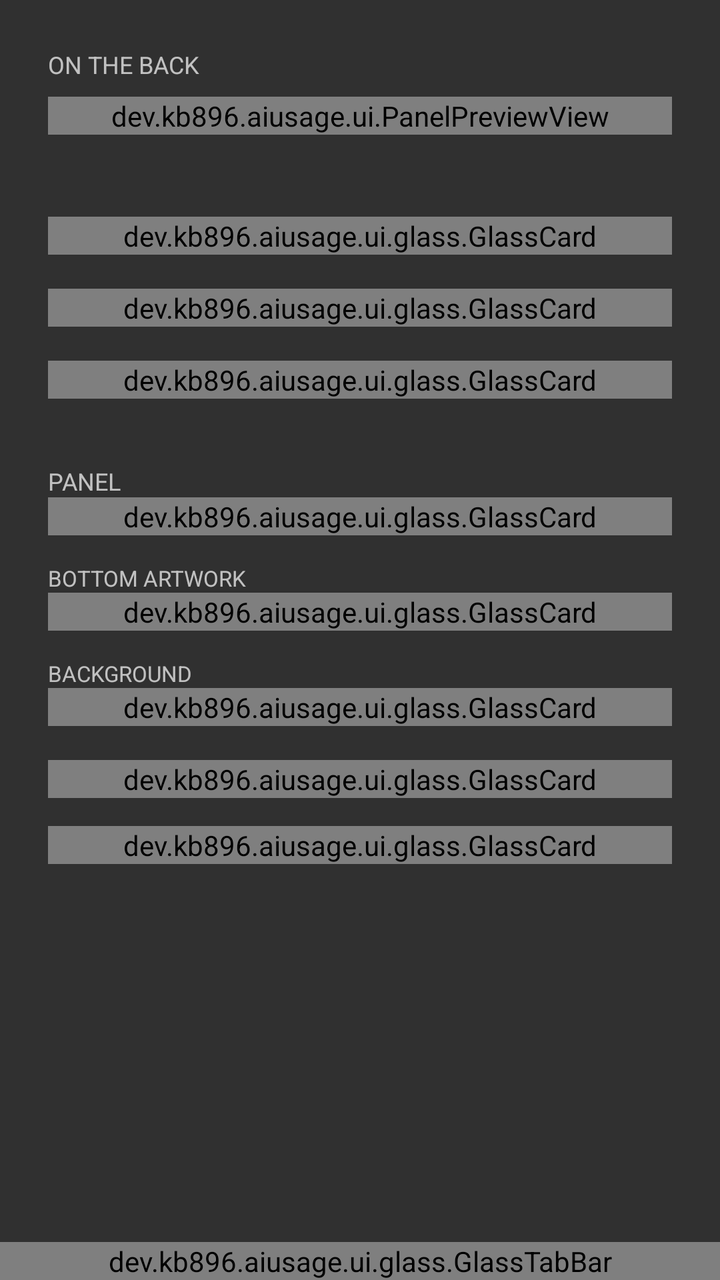
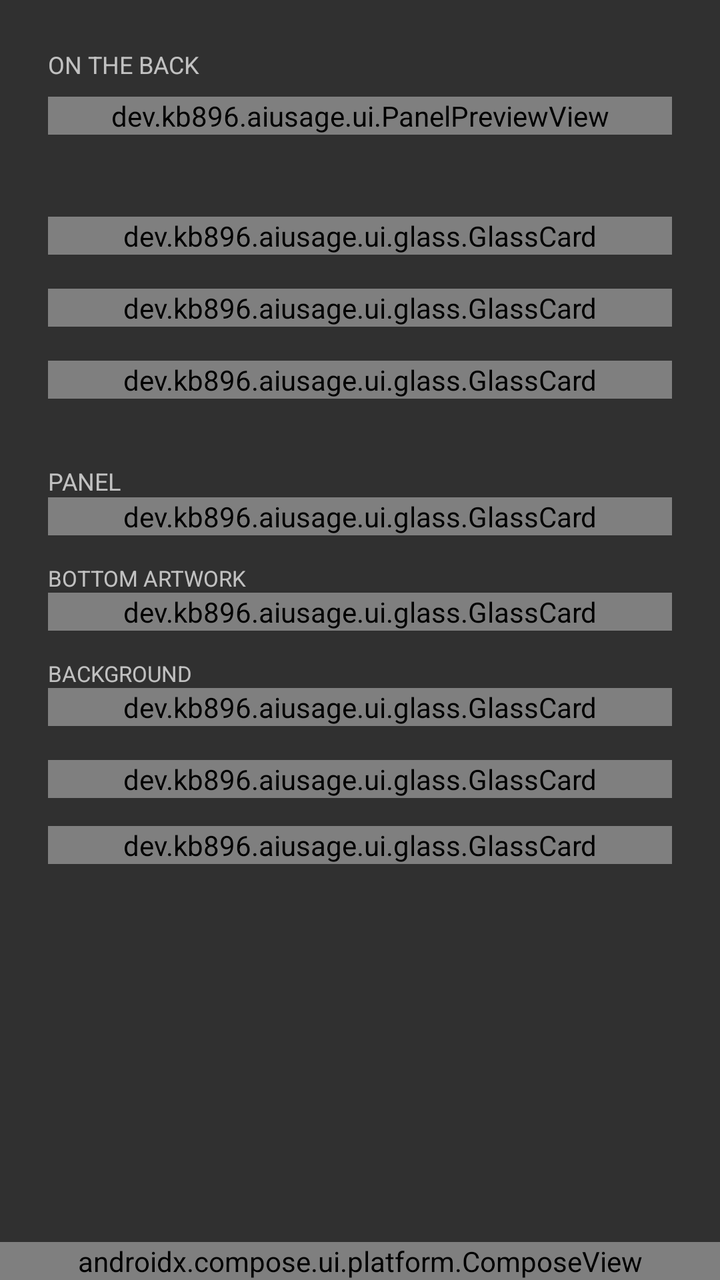

Compare the two renders of this Android layout. The source of the first and the diff that turns it into the second are given below.
<!-- AndroidManifest.xml: application theme android:Theme.Material.NoActionBar -->
<!-- res/layout/activity_main.xml -->
<?xml version="1.0" encoding="utf-8"?>
<FrameLayout xmlns:android="http://schemas.android.com/apk/res/android"
    android:id="@+id/root_host"
    android:layout_width="match_parent"
    android:layout_height="match_parent">

<LinearLayout
    android:id="@+id/root_layout"
    android:layout_width="match_parent"
    android:layout_height="match_parent"
    android:orientation="vertical">

    <TextView
        android:id="@+id/preview_heading"
        android:layout_width="match_parent"
        android:layout_height="wrap_content"
        android:paddingStart="24dp"
        android:paddingTop="24dp"
        android:paddingEnd="24dp"
        android:text="ON THE BACK"
        android:textSize="12sp" />

    <dev.kb896.aiusage.ui.PanelPreviewView
        android:id="@+id/panel_preview"
        android:layout_width="match_parent"
        android:layout_height="wrap_content"
        android:layout_marginStart="24dp"
        android:layout_marginTop="8dp"
        android:layout_marginEnd="24dp" />

    <View
        android:id="@+id/rule_pinned"
        android:layout_width="match_parent"
        android:layout_height="1dp"
        android:layout_marginTop="16dp" />

    <ScrollView
        android:id="@+id/root_scroll"
        android:layout_width="match_parent"
        android:layout_height="0dp"
        android:layout_weight="1"
        android:clipToPadding="false">

        <LinearLayout
            android:id="@+id/settings_layout"
            android:layout_width="match_parent"
            android:layout_height="wrap_content"
            android:orientation="vertical"
            android:padding="24dp">

        
        <dev.kb896.aiusage.ui.glass.GlassCard
            android:id="@+id/card_recovery"
            android:layout_width="match_parent"
            android:layout_height="wrap_content"
            android:orientation="vertical">

        
        <TextView
            android:id="@+id/recovery_note"
            android:layout_width="match_parent"
            android:layout_height="wrap_content"
            android:layout_marginTop="12dp"
            android:textSize="13sp"
            android:visibility="gone" />

        <HorizontalScrollView
            android:id="@+id/recovery_scroll"
            android:layout_width="match_parent"
            android:layout_height="wrap_content"
            android:layout_marginTop="4dp"
            android:scrollbars="horizontal"
            android:visibility="gone">

            <EditText
                android:id="@+id/recovery_command"
                android:layout_width="wrap_content"
                android:layout_height="wrap_content"
                android:background="@android:color/transparent"
                android:cursorVisible="false"
                android:importantForAutofill="no"
                android:inputType="none"
                android:paddingTop="2dp"
                android:paddingBottom="2dp"
                android:singleLine="true"
                android:textSize="13sp" />
        </HorizontalScrollView>

        <TextView
            android:id="@+id/recovery_display_absent"
            android:layout_width="match_parent"
            android:layout_height="wrap_content"
            android:layout_marginTop="8dp"
            android:textSize="13sp"
            android:visibility="gone" />

        </dev.kb896.aiusage.ui.glass.GlassCard>

        <View
            android:id="@+id/rule_1"
            android:layout_width="match_parent"
            android:layout_height="1dp"
            android:layout_marginTop="16dp" />

        <TextView
            android:id="@+id/setup_heading"
            android:layout_width="match_parent"
            android:layout_height="wrap_content"
            android:text="ONBOARDING"
            android:textSize="12sp"
            android:visibility="gone" />

        <dev.kb896.aiusage.ui.glass.GlassCard
            android:id="@+id/card_setup"
            android:layout_width="match_parent"
            android:layout_height="wrap_content"
            android:orientation="vertical">

        <LinearLayout
            android:id="@+id/setup_rows"
            android:layout_width="match_parent"
            android:layout_height="wrap_content"
            android:orientation="vertical" />

        </dev.kb896.aiusage.ui.glass.GlassCard>

        
        <LinearLayout
            android:id="@+id/tab_usage"
            android:layout_width="match_parent"
            android:layout_height="wrap_content"
            android:orientation="vertical">

        <View
            android:id="@+id/rule_2"
            android:layout_width="match_parent"
            android:layout_height="1dp"
            android:layout_marginTop="16dp" />

        <dev.kb896.aiusage.ui.glass.GlassCard
            android:id="@+id/card_control"
            android:layout_width="match_parent"
            android:layout_height="wrap_content"
            android:orientation="vertical">

        <LinearLayout
            android:layout_width="match_parent"
            android:layout_height="wrap_content"
            android:layout_marginTop="16dp"
            android:baselineAligned="false"
            android:orientation="horizontal">

            <dev.kb896.aiusage.ui.glass.GlassButton
                android:id="@+id/show_button"
                android:layout_width="0dp"
                android:layout_height="wrap_content"
                android:layout_marginEnd="4dp"
                android:layout_weight="1"
                android:text="Show on back"
                android:textSize="13sp" />

            <dev.kb896.aiusage.ui.glass.GlassButton
                android:id="@+id/hide_button"
                android:layout_width="0dp"
                android:layout_height="wrap_content"
                android:layout_marginStart="4dp"
                android:layout_weight="1"
                android:text="Hide"
                android:textSize="13sp" />
        </LinearLayout>

        </dev.kb896.aiusage.ui.glass.GlassCard>


        <View
            android:id="@+id/rule_settings"
            android:layout_width="match_parent"
            android:layout_height="1dp"
            android:layout_marginTop="16dp" />

        <TextView
            android:id="@+id/settings_heading"
            android:layout_width="match_parent"
            android:layout_height="wrap_content"
            android:layout_marginTop="16dp"
            android:text="PANEL"
            android:textSize="12sp" />

        <dev.kb896.aiusage.ui.glass.GlassCard
            android:id="@+id/card_panel"
            android:layout_width="match_parent"
            android:layout_height="wrap_content"
            android:orientation="vertical">

        <TextView
            android:id="@+id/settings_title_label"
            android:layout_width="match_parent"
            android:layout_height="wrap_content"
            android:layout_marginTop="10dp"
            android:text="TITLE"
            android:textSize="11sp" />

        
        <LinearLayout
            android:layout_width="match_parent"
            android:layout_height="wrap_content"
            android:layout_marginTop="2dp"
            android:baselineAligned="false"
            android:gravity="center_vertical"
            android:orientation="horizontal">

            <dev.kb896.aiusage.ui.glass.GlassField
                android:id="@+id/settings_title"
                android:layout_width="0dp"
                android:layout_height="wrap_content"
                android:layout_weight="1"
                android:hint="CLAUDE USAGE"
                android:inputType="textCapCharacters"
                android:maxLines="1"
                android:textSize="14sp" />

            <dev.kb896.aiusage.ui.glass.GlassChip
                android:id="@+id/settings_title_color"
                android:layout_width="36dp"
                android:layout_height="36dp"
                android:layout_marginStart="12dp" />
        </LinearLayout>

        <LinearLayout
            android:id="@+id/settings_rows"
            android:layout_width="match_parent"
            android:layout_height="wrap_content"
            android:orientation="vertical" />

        </dev.kb896.aiusage.ui.glass.GlassCard>

        <TextView
            android:id="@+id/settings_art_label"
            android:layout_width="match_parent"
            android:layout_height="wrap_content"
            android:layout_marginTop="14dp"
            android:text="BOTTOM ARTWORK"
            android:textSize="11sp" />

        <dev.kb896.aiusage.ui.glass.GlassCard
            android:id="@+id/card_art"
            android:layout_width="match_parent"
            android:layout_height="wrap_content"
            android:orientation="vertical">

        <dev.kb896.aiusage.ui.glass.GlassButton
            android:id="@+id/art_pick"
            android:layout_width="match_parent"
            android:layout_height="wrap_content"
            android:layout_marginTop="4dp"
            android:text="Choose an image"
            android:textSize="13sp" />

        </dev.kb896.aiusage.ui.glass.GlassCard>

        
        <TextView
            android:id="@+id/backdrop_heading"
            android:layout_width="match_parent"
            android:layout_height="wrap_content"
            android:layout_marginTop="14dp"
            android:text="BACKGROUND"
            android:textSize="11sp" />

        <dev.kb896.aiusage.ui.glass.GlassCard
            android:id="@+id/card_backdrop"
            android:layout_width="match_parent"
            android:layout_height="wrap_content"
            android:orientation="vertical">

        <LinearLayout
            android:layout_width="match_parent"
            android:layout_height="wrap_content"
            android:layout_marginTop="4dp"
            android:baselineAligned="false"
            android:orientation="horizontal">

            <dev.kb896.aiusage.ui.glass.GlassButton
                android:id="@+id/backdrop_color"
                android:layout_width="0dp"
                android:layout_height="wrap_content"
                android:layout_weight="1"
                android:text="COLOR"
                android:textSize="13sp" />

            <dev.kb896.aiusage.ui.glass.GlassButton
                android:id="@+id/backdrop_pick"
                android:layout_width="0dp"
                android:layout_height="wrap_content"
                android:layout_marginStart="6dp"
                android:layout_weight="1"
                android:text="IMAGE"
                android:textSize="13sp" />

            <dev.kb896.aiusage.ui.glass.GlassIconButton
                android:id="@+id/backdrop_clear"
                android:layout_width="52dp"
                android:layout_height="match_parent"
                android:layout_marginStart="6dp"
                android:contentDescription="Remove the background image"
                android:scaleType="centerInside"
                android:src="@drawable/ic_trash" />
        </LinearLayout>

        </dev.kb896.aiusage.ui.glass.GlassCard>

        <View
            android:id="@+id/rule_advanced"
            android:layout_width="match_parent"
            android:layout_height="1dp"
            android:layout_marginTop="16dp" />

        <dev.kb896.aiusage.ui.glass.GlassCard
            android:id="@+id/card_advanced"
            android:layout_width="match_parent"
            android:layout_height="wrap_content"
            android:orientation="vertical">

        <TextView
            android:id="@+id/geo_heading"
            android:layout_width="match_parent"
            android:layout_height="wrap_content"
            android:layout_marginTop="16dp"
            android:text="ADVANCED  ▸"
            android:textSize="12sp" />

        <LinearLayout
            android:id="@+id/geo_body"
            android:layout_width="match_parent"
            android:layout_height="wrap_content"
            android:orientation="vertical"
            android:visibility="gone">

        <TextView
            android:id="@+id/geo_hint"
            android:layout_width="match_parent"
            android:layout_height="wrap_content"
            android:layout_marginTop="4dp"
            android:text="For a phone whose rear display is not the one this was measured on — a larger model, say. Both rings share X and radius so they cannot drift apart. Changes show on the back as you drag."
            android:textSize="10sp" />

        <LinearLayout
            android:id="@+id/advanced_rows"
            android:layout_width="match_parent"
            android:layout_height="wrap_content"
            android:orientation="vertical" />

        <TextView
            android:id="@+id/geo_cx_label"
            android:layout_width="match_parent"
            android:layout_height="wrap_content"
            android:layout_marginTop="10dp"
            android:text="RING X"
            android:textSize="11sp" />

        <dev.kb896.aiusage.ui.glass.GlassSlider
            style="@style/PanelSeekBar"
            android:id="@+id/geo_cx"
            android:layout_width="match_parent"
            android:layout_height="wrap_content" />

        <TextView
            android:id="@+id/geo_cy1_label"
            android:layout_width="match_parent"
            android:layout_height="wrap_content"
            android:layout_marginTop="10dp"
            android:text="PERSONAL Y"
            android:textSize="11sp" />

        <dev.kb896.aiusage.ui.glass.GlassSlider
            style="@style/PanelSeekBar"
            android:id="@+id/geo_cy1"
            android:layout_width="match_parent"
            android:layout_height="wrap_content" />

        <TextView
            android:id="@+id/geo_cy2_label"
            android:layout_width="match_parent"
            android:layout_height="wrap_content"
            android:layout_marginTop="10dp"
            android:text="WORK Y"
            android:textSize="11sp" />

        <dev.kb896.aiusage.ui.glass.GlassSlider
            style="@style/PanelSeekBar"
            android:id="@+id/geo_cy2"
            android:layout_width="match_parent"
            android:layout_height="wrap_content" />

        <TextView
            android:id="@+id/geo_radius_label"
            android:layout_width="match_parent"
            android:layout_height="wrap_content"
            android:layout_marginTop="10dp"
            android:text="RADIUS"
            android:textSize="11sp" />

        <dev.kb896.aiusage.ui.glass.GlassSlider
            style="@style/PanelSeekBar"
            android:id="@+id/geo_radius"
            android:layout_width="match_parent"
            android:layout_height="wrap_content" />

        <TextView
            android:id="@+id/geo_stroke_label"
            android:layout_width="match_parent"
            android:layout_height="wrap_content"
            android:layout_marginTop="10dp"
            android:text="STROKE"
            android:textSize="11sp" />

        <dev.kb896.aiusage.ui.glass.GlassSlider
            style="@style/PanelSeekBar"
            android:id="@+id/geo_stroke"
            android:layout_width="match_parent"
            android:layout_height="wrap_content" />

        <dev.kb896.aiusage.ui.glass.GlassButton
            android:id="@+id/geo_reset"
            android:layout_width="match_parent"
            android:layout_height="wrap_content"
            android:layout_marginTop="12dp"
            android:text="Reset to measured defaults"
            android:textSize="13sp" />

        </LinearLayout>

        </dev.kb896.aiusage.ui.glass.GlassCard>

        
        <FrameLayout
            android:id="@+id/debug_slot"
            android:layout_width="match_parent"
            android:layout_height="wrap_content" />

        
        <dev.kb896.aiusage.ui.glass.GlassCard
            android:id="@+id/card_credits"
            android:layout_width="match_parent"
            android:layout_height="wrap_content"
            android:layout_marginTop="14dp"
            android:orientation="vertical">

        <dev.kb896.aiusage.ui.glass.GlassButton
            android:id="@+id/credits"
            android:layout_width="match_parent"
            android:layout_height="wrap_content"
            android:layout_marginTop="4dp"
            android:text="Credits"
            android:textSize="13sp" />

        </dev.kb896.aiusage.ui.glass.GlassCard>

        </LinearLayout>

        <LinearLayout
            android:id="@+id/tab_clock"
            android:layout_width="match_parent"
            android:layout_height="wrap_content"
            android:orientation="vertical"
            android:visibility="gone">

        <TextView
            android:id="@+id/clock_heading"
            android:layout_width="match_parent"
            android:layout_height="wrap_content"
            android:layout_marginTop="16dp"
            android:text="CLOCK PAGE"
            android:textSize="12sp" />

        <dev.kb896.aiusage.ui.glass.GlassCard
            android:id="@+id/card_clock"
            android:layout_width="match_parent"
            android:layout_height="wrap_content"
            android:orientation="vertical">

        <LinearLayout
            android:id="@+id/clock_rows"
            android:layout_width="match_parent"
            android:layout_height="wrap_content"
            android:orientation="vertical" />

        </dev.kb896.aiusage.ui.glass.GlassCard>

        </LinearLayout>

        <LinearLayout
            android:id="@+id/tab_media"
            android:layout_width="match_parent"
            android:layout_height="wrap_content"
            android:orientation="vertical"
            android:visibility="gone">

        <TextView
            android:id="@+id/media_heading"
            android:layout_width="match_parent"
            android:layout_height="wrap_content"
            android:layout_marginTop="16dp"
            android:text="MEDIA PAGE"
            android:textSize="12sp" />

        <dev.kb896.aiusage.ui.glass.GlassCard
            android:id="@+id/card_media"
            android:layout_width="match_parent"
            android:layout_height="wrap_content"
            android:orientation="vertical">

        <LinearLayout
            android:id="@+id/media_rows"
            android:layout_width="match_parent"
            android:layout_height="wrap_content"
            android:orientation="vertical" />

        </dev.kb896.aiusage.ui.glass.GlassCard>

        </LinearLayout>

        <LinearLayout
            android:id="@+id/tab_aod"
            android:layout_width="match_parent"
            android:layout_height="wrap_content"
            android:orientation="vertical"
            android:visibility="gone">

        <TextView
            android:id="@+id/aod_heading"
            android:layout_width="match_parent"
            android:layout_height="wrap_content"
            android:layout_marginTop="16dp"
            android:text="ALWAYS-ON"
            android:textSize="12sp" />

        <dev.kb896.aiusage.ui.glass.GlassCard
            android:id="@+id/card_aod"
            android:layout_width="match_parent"
            android:layout_height="wrap_content"
            android:orientation="vertical">

        <LinearLayout
            android:id="@+id/aod_rows"
            android:layout_width="match_parent"
            android:layout_height="wrap_content"
            android:orientation="vertical" />

        </dev.kb896.aiusage.ui.glass.GlassCard>

        </LinearLayout>

        </LinearLayout>
    </ScrollView>
</LinearLayout>


<dev.kb896.aiusage.ui.glass.GlassTabBar
    android:id="@+id/tab_bar"
    android:layout_width="match_parent"
    android:layout_height="wrap_content"
    android:layout_gravity="bottom" />
</FrameLayout>
<!-- resources referenced by this layout -->
<resources>
  <!-- drawable ic_trash (drawable) -->
  <vector xmlns:android="http://schemas.android.com/apk/res/android"
      android:width="24dp"
      android:height="24dp"
      android:viewportWidth="24"
      android:viewportHeight="24"
      android:tint="?android:attr/textColorPrimary">
      <path
          android:fillColor="@android:color/white"
          android:pathData="M6,19c0,1.1 0.9,2 2,2h8c1.1,0 2,-0.9 2,-2V7H6v12zM19,4h-3.5l-1,-1h-5l-1,1H5v2h14V4z" />
  </vector>
  <style name="PanelSeekBar" parent="@android:style/Widget.Material.SeekBar">
          <item name="android:progressDrawable">@drawable/seek_track</item>
          <item name="android:thumb">@drawable/seek_thumb</item>
          <item name="android:thumbOffset">0dp</item>
          
          <item name="android:splitTrack">false</item>
          <item name="android:background">@null</item>
      </style>
  <!-- drawable seek_track (drawable) -->
  <?xml version="1.0" encoding="utf-8"?>
  <layer-list xmlns:android="http://schemas.android.com/apk/res/android">
      <item android:id="@android:id/background">
          <shape android:shape="rectangle">
              <solid android:color="#FF2A2C2E" />
              <size android:height="6dp" />
          </shape>
      </item>
      <item android:id="@android:id/progress">
          <clip>
              <shape android:shape="rectangle">
                  <solid android:color="#FFB5BD68" />
                  <size android:height="6dp" />
              </shape>
          </clip>
      </item>
  </layer-list>
  <!-- drawable seek_thumb (drawable) -->
  <?xml version="1.0" encoding="utf-8"?>
  <shape xmlns:android="http://schemas.android.com/apk/res/android"
      android:shape="rectangle">
      <solid android:color="#FFB5BD68" />
      <size android:width="18dp" android:height="18dp" />
  </shape>
</resources>

<!-- the commit's change to res/layout/activity_main.xml (unified diff, before → after) -->
@@ -556,7 +556,7 @@
 </LinearLayout>
 
 
-<dev.kb896.aiusage.ui.glass.GlassTabBar
+<androidx.compose.ui.platform.ComposeView
     android:id="@+id/tab_bar"
     android:layout_width="match_parent"
     android:layout_height="wrap_content"
